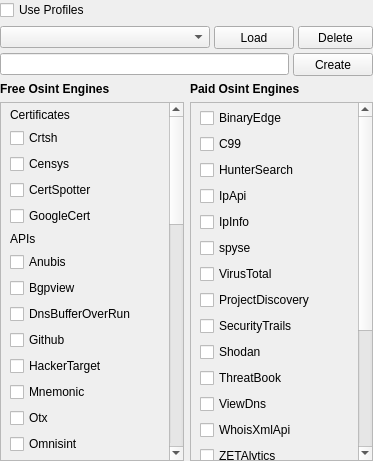
Before: the Qt Designer form gui/src/widgets/OsintModulesWidget.ui in 3nock/OTE, drawn with Qt 5.
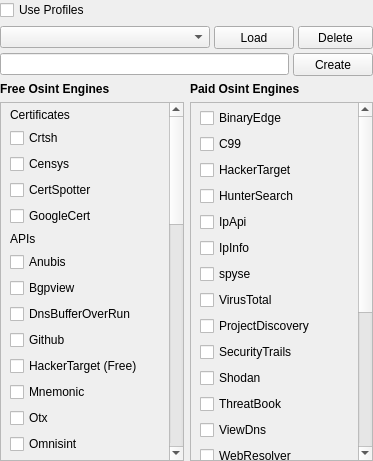
After: the same form once the commit is applied.

Commit message: refining the osint modules...

What changed in the file:
```diff
--- a/gui/src/widgets/OsintModulesWidget.ui
+++ b/gui/src/widgets/OsintModulesWidget.ui
@@ -337,7 +337,7 @@
            <item>
             <widget class="QCheckBox" name="moduleHackertarget">
              <property name="text">
-              <string>HackerTarget</string>
+              <string>HackerTarget (Free)</string>
              </property>
             </widget>
            </item>
@@ -652,7 +652,7 @@
             <x>0</x>
             <y>0</y>
             <width>161</width>
-            <height>493</height>
+            <height>539</height>
            </rect>
           </property>
           <layout class="QVBoxLayout" name="verticalLayout_14">
@@ -676,6 +676,13 @@
              </property>
             </widget>
            </item>
+           <item>
+            <widget class="QCheckBox" name="moduleHackerTargetPaid">
+             <property name="text">
+              <string>HackerTarget</string>
+             </property>
+            </widget>
+           </item>
            <item>
             <widget class="QCheckBox" name="moduleHuntersearch">
              <property name="text">
@@ -746,6 +753,13 @@
              </property>
             </widget>
            </item>
+           <item>
+            <widget class="QCheckBox" name="moduleWebResolver">
+             <property name="text">
+              <string>WebResolver</string>
+             </property>
+            </widget>
+           </item>
            <item>
             <widget class="QCheckBox" name="moduleWhoisXmlApi">
              <property name="text">
```
Left out of the diff: 2 changed lines with no effect on the pictures. The commit also changes 87 other files.
